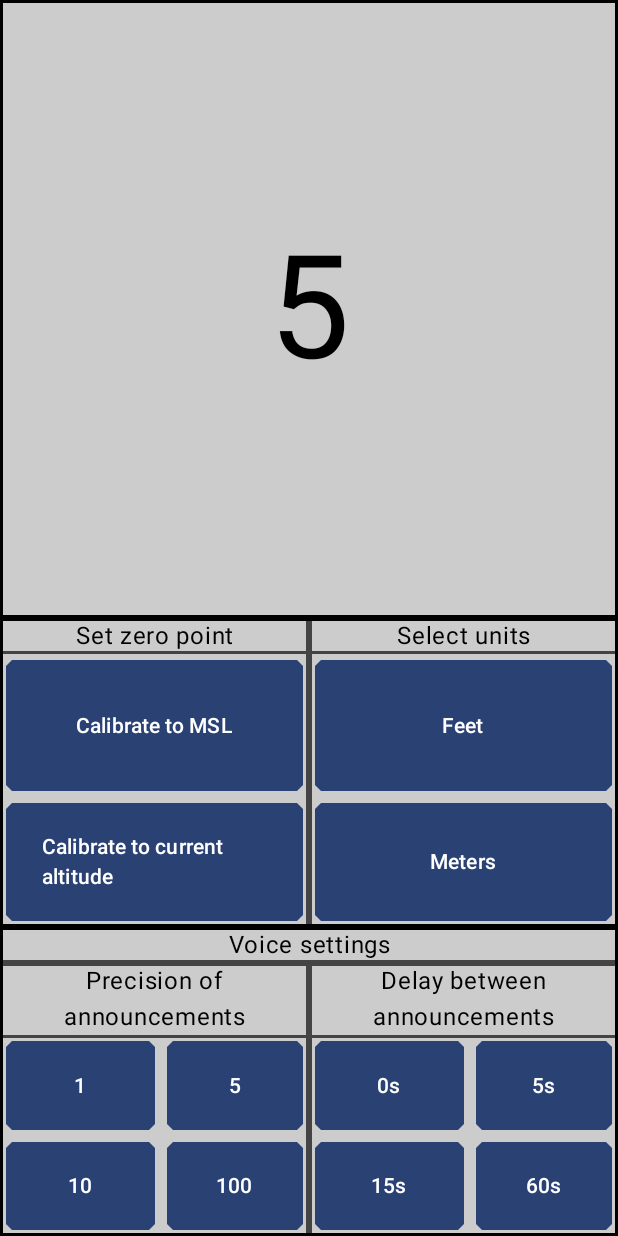
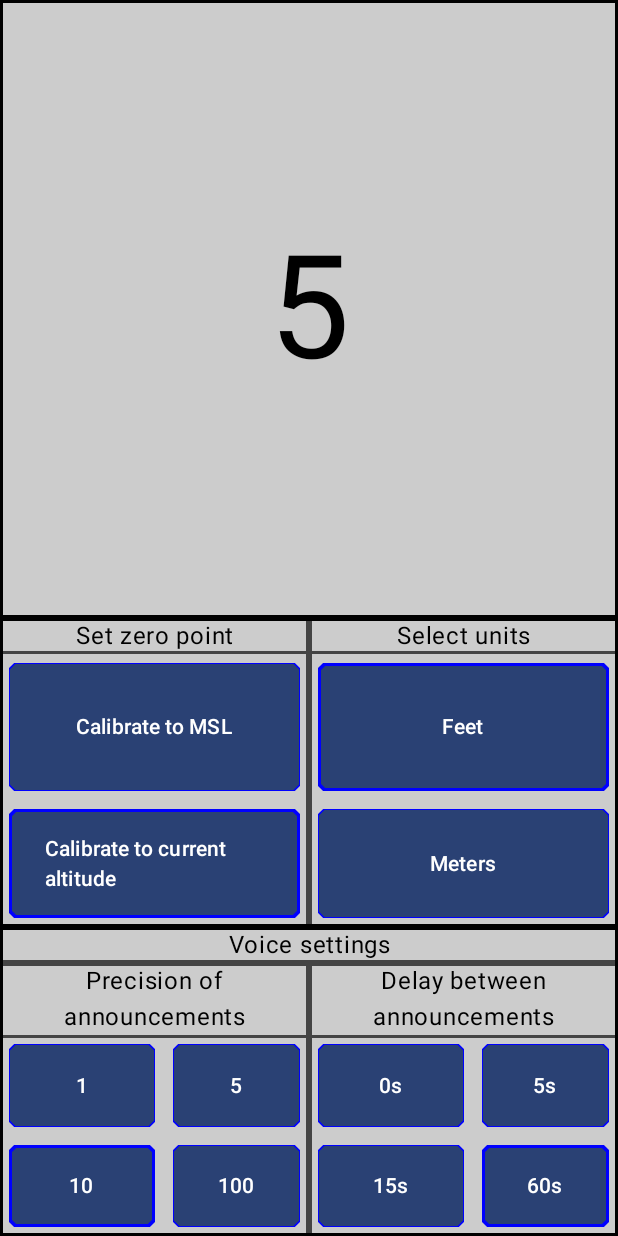
Before and after one commit to ITotallyExist/AudibleAltimeter, an Android app built with Jetpack Compose: the screen it shows after launch (MainActivity), after a tap on "Calibrate to current altitude", on a phone screen of 412 x 824 dp. Run offline under Robolectric (Android 15) with nearby library versions, the phone set to English and light mode, and no system bars.

Commit message:
app now shows which option is currently selected for each setting

```diff
--- a/app/src/main/java/com/gregsite/audiblealtimeter/MainActivity.kt
+++ b/app/src/main/java/com/gregsite/audiblealtimeter/MainActivity.kt
@@ -5,6 +5,7 @@ import android.view.Window
 import androidx.activity.ComponentActivity
 import androidx.activity.compose.setContent
 import androidx.activity.enableEdgeToEdge
+import androidx.compose.foundation.BorderStroke
 import androidx.compose.foundation.background
 import androidx.compose.foundation.border
 import androidx.compose.foundation.layout.Column
@@ -17,6 +18,8 @@ import androidx.compose.foundation.shape.CutCornerShape
 import androidx.compose.material3.Button
 import androidx.compose.material3.Text
 import androidx.compose.runtime.Composable
+import androidx.compose.runtime.mutableStateOf
+import androidx.compose.runtime.remember
 import androidx.compose.ui.Modifier
 import androidx.compose.ui.graphics.Color
 import androidx.compose.ui.text.style.TextAlign
@@ -27,9 +30,11 @@ import androidx.core.view.WindowCompat
 import androidx.core.view.WindowInsetsCompat
 import androidx.core.view.WindowInsetsControllerCompat
 import com.gregsite.audiblealtimeter.ui.theme.AudibleAltimeterTheme
+import androidx.compose.runtime.getValue
+import androidx.compose.runtime.setValue
 
 class MainActivity : ComponentActivity() {
-    private var calibration = 0; //current calibration altitude
+    private var calibrationAlt = 0f; //current calibration altitude
 
     private var usingFeet = true; //true for feet, false for meters
 
@@ -52,12 +57,12 @@ class MainActivity : ComponentActivity() {
 
     //set altimeter calibration to MSL
     fun setCalibrationMSL(){
-        this.calibration = 0;
+        this.calibrationAlt = 0f;
     }
 
     //set altimeter calibration to current location
     fun setCalibrationCurrent(){
-        this.calibration = getCurrentAlt();
+        this.calibrationAlt = getCurrentAlt();
     }
 
     //set units to feet (true) or meters (false)
@@ -79,6 +84,18 @@ class MainActivity : ComponentActivity() {
     fun setAnnouncementDelay(delay: Float){
         this.delayTime = delay;
     }
+
+    fun getRoundedUnitCalibratedAlt(): Int{
+        return Math.round(this.getUnitCalibratedAlt()/this.precision) * this.precision;
+    }
+
+    fun getUnitCalibratedAlt(): Float{
+        if (usingFeet){
+            return (convertToFt(getCurrentAlt()) - this.calibrationAlt);
+        } else {
+            return (getCurrentAlt() - this.calibrationAlt);
+        }
+    }
 }
 
 //basic styling
@@ -86,17 +103,21 @@ class MainActivity : ComponentActivity() {
     //modifiers
 val outerGridModifier = Modifier.border(width= 2.dp, color = Color.Black).background(Color.LightGray);
 val innerGridModifier = Modifier.border(width= 2.dp, color = Color.DarkGray).background(Color.LightGray);
-val buttonModifier = Modifier.padding(4.dp)
+val buttonModifier = Modifier.padding(6.dp)
 
     //shapes
 val buttonShape = CutCornerShape(4.dp);
+
+    //colors
+val selectedColor = Color.Blue;
 
 fun convertToFt(numberInMeters: Float): Float{
     return (numberInMeters*3.28084f);
 }
 
-fun getCurrentAlt(): Int {
-    return (5);
+fun getCurrentAlt(): Float {
+    //TODO
+    return (5f);
 }
 
 fun fullscreenMode(window: Window) {
@@ -122,10 +143,21 @@ fun MainLayout(mainActivity: MainActivity) {
                 //header
                 Text("Set zero point", textAlign = TextAlign.Center, modifier = innerGridModifier.fillMaxWidth())
 
-                Button(modifier = buttonModifier.fillMaxHeight(0.5f).fillMaxWidth(), shape = buttonShape, onClick = {mainActivity.setCalibrationMSL()}){
+                //to show which button is selected (adjusts the border width to give selected button a border)
+                var mslSelected by remember { mutableStateOf(2.dp) }
+                var currentSelected by remember { mutableStateOf(0.dp) }
+
+                Button(modifier = buttonModifier.fillMaxHeight(0.5f).fillMaxWidth(), shape = buttonShape, onClick = {mainActivity.setCalibrationMSL();
+                    mslSelected = 2.dp;
+                    currentSelected = 0.dp;
+                                                                                                                    }, border = BorderStroke(mslSelected, selectedColor)){
                     Text("Calibrate to MSL")
                 }
-                Button(modifier = buttonModifier.fillMaxHeight().fillMaxWidth(), shape = buttonShape, onClick = {mainActivity.setCalibrationCurrent()}){
+                Button(modifier = buttonModifier.fillMaxHeight().fillMaxWidth(), shape = buttonShape, onClick = {
+                    mainActivity.setCalibrationCurrent();
+                    mslSelected = 0.dp;
+                    currentSelected = 2.dp;
+                                                                                                                }, border = BorderStroke(currentSelected, selectedColor)){
                     Text("Calibrate to current altitude")
                 }
             }
@@ -136,10 +168,22 @@ fun MainLayout(mainActivity: MainActivity) {
                     Text("Select units", textAlign = TextAlign.Center, modifier = innerGridModifier.fillMaxWidth())
                     //choices
                     Column (modifier = Modifier.fillMaxHeight().fillMaxWidth()){
-                        Button(modifier = buttonModifier.fillMaxHeight(0.5f).fillMaxWidth(), shape = buttonShape, onClick = {mainActivity.setUsingFeet(true)}){
+                        //to show which button is selected (adjusts the border width to give selected button a border)
+                        var feetSelected by remember { mutableStateOf(2.dp) }
+                        var metersSelected by remember { mutableStateOf(0.dp) }
+
+                        Button(modifier = buttonModifier.fillMaxHeight(0.5f).fillMaxWidth(), shape = buttonShape, onClick = {
+                            mainActivity.setUsingFeet(true);
+                            feetSelected = 2.dp;
+                            metersSelected = 0.dp;
+                                                                                                                            }, border = BorderStroke(feetSelected, selectedColor)){
                             Text("Feet")
                         }
-                        Button(modifier = buttonModifier.fillMaxHeight().fillMaxWidth(), shape = buttonShape, onClick = {mainActivity.setUsingFeet(false)}){
+                        Button(modifier = buttonModifier.fillMaxHeight().fillMaxWidth(), shape = buttonShape, onClick = {
+                            mainActivity.setUsingFeet(false);
+                            feetSelected = 0.dp;
+                            metersSelected = 2.dp;
+                                                                                                                        }, border = BorderStroke(metersSelected, selectedColor)){
                             Text("Meters")
                         }
                     }
@@ -162,20 +206,47 @@ fun MainLayout(mainActivity: MainActivity) {
 
                     //buttons
                     Row(modifier = innerGridModifier.fillMaxHeight().fillMaxWidth()){
+                        var selected1 by remember { mutableStateOf(0.dp) }
+                        var selected5 by remember { mutableStateOf(0.dp) }
+                        var selected10 by remember { mutableStateOf(2.dp) }
+                        var selected100 by remember { mutableStateOf(0.dp) }
+
                         Column(modifier = innerGridModifier.fillMaxHeight().fillMaxWidth()) {
                             Row(modifier = Modifier.fillMaxHeight(0.5f).fillMaxWidth()) {
-                                Button(modifier = buttonModifier.fillMaxHeight().fillMaxWidth(0.5f), shape = buttonShape, onClick = { mainActivity.setAnnouncementPrecision(1) }) {
+                                Button(modifier = buttonModifier.fillMaxHeight().fillMaxWidth(0.5f), shape = buttonShape, onClick = {
+                                    mainActivity.setAnnouncementPrecision(1);
+                                    selected1 = 2.dp;
+                                    selected5 = 0.dp;
+                                    selected10 = 0.dp;
+                                    selected100 = 0.dp;
+                                }, border = BorderStroke(selected1, selectedColor)) {
                                     Text("1")
                                 }
-                                Button(modifier = buttonModifier.fillMaxHeight().fillMaxWidth(), shape = buttonShape, onClick = { mainActivity.setAnnouncementPrecision(5) }) {
+                                Button(modifier = buttonModifier.fillMaxHeight().fillMaxWidth(), shape = buttonShape, onClick = {
+                                    mainActivity.setAnnouncementPrecision(5);
+                                    selected1 = 0.dp;
+                                    selected5 = 2.dp;
+                                    selected10 = 0.dp;
+                                    selected100 = 0.dp;
+                                }, border = BorderStroke(selected5, selectedColor)) {
                                     Text("5")
                                 }
                             }
                             Row(modifier = Modifier.fillMaxHeight().fillMaxWidth()) {
-                                Button(modifier = buttonModifier.fillMaxHeight().fillMaxWidth(0.5f), shape = buttonShape, onClick = { mainActivity.setAnnouncementPrecision(10) }) {
+                                Button(modifier = buttonModifier.fillMaxHeight().fillMaxWidth(0.5f), shape = buttonShape, onClick = {
+                                    mainActivity.setAnnouncementPrecision(10);
+                                    selected1 = 0.dp;
+                                    selected5 = 0.dp;
+                                    selected10 = 2.dp;
+                                    selected100 = 0.dp; }, border = BorderStroke(selected10, selectedColor)) {
                                     Text("10")
                                 }
-                                Button(modifier = buttonModifier.fillMaxHeight().fillMaxWidth(), shape = buttonShape, onClick = { mainActivity.setAnnouncementPrecision(100) }) {
+                                Button(modifier = buttonModifier.fillMaxHeight().fillMaxWidth(), shape = buttonShape, onClick = {
+                                    mainActivity.setAnnouncementPrecision(100);
+                                    selected1 = 0.dp;
+                                    selected5 = 0.dp;
+                                    selected10 = 0.dp;
+                                    selected100 = 2.dp; }, border = BorderStroke(selected100, selectedColor)) {
                                     Text("100")
                                 }
                             }
@@ -187,22 +258,49 @@ fun MainLayout(mainActivity: MainActivity) {
                 Column (innerGridModifier.fillMaxHeight().fillMaxWidth()) {
                     //header (height is one quarter of the voice area's height, but we need to account for the earlier header)
                     Text("Delay between announcements", textAlign = TextAlign.Center, modifier = Modifier.fillMaxWidth())
-
+                    var selected0 by remember { mutableStateOf(0.dp) }
+                    var selected5 by remember { mutableStateOf(0.dp) }
+                    var selected15 by remember { mutableStateOf(0.dp) }
+                    var selected60 by remember { mutableStateOf(2.dp) }
                     //buttons
                     Column(modifier = innerGridModifier.fillMaxHeight().fillMaxWidth()) {
                         Row(modifier = Modifier.fillMaxHeight(0.5f).fillMaxWidth()) {
-                            Button(modifier = buttonModifier.fillMaxHeight().fillMaxWidth(0.5f), shape = buttonShape, onClick = { mainActivity.setAnnouncementDelay(0f) }) {
+                            Button(modifier = buttonModifier.fillMaxHeight().fillMaxWidth(0.5f), shape = buttonShape, onClick = {
+                                mainActivity.setAnnouncementDelay(0f);
+                                selected0 = 2.dp;
+                                selected5 = 0.dp;
+                                selected15 = 0.dp;
+                                selected60 = 0.dp;
+                            }, border = BorderStroke(selected0, selectedColor)) {
                                 Text("0s")
                             }
-                            Button(modifier = buttonModifier.fillMaxHeight().fillMaxWidth(), shape = buttonShape, onClick = { mainActivity.setAnnouncementDelay(5f) }) {
+                            Button(modifier = buttonModifier.fillMaxHeight().fillMaxWidth(), shape = buttonShape, onClick = {
+                                mainActivity.setAnnouncementDelay(5f);
+                                selected0 = 0.dp;
+                                selected5 = 2.dp;
+                                selected15 = 0.dp;
+                                selected60 = 0.dp;
+                            }, border = BorderStroke(selected5, selectedColor)) {
                                 Text("5s")
                             }
                         }
                         Row(modifier = Modifier.fillMaxHeight().fillMaxWidth()) {
-                            Button(modifier = buttonModifier.fillMaxHeight().fillMaxWidth(0.5f), shape = buttonShape, onClick = { mainActivity.setAnnouncementDelay(15f) }) {
+                            Button(modifier = buttonModifier.fillMaxHeight().fillMaxWidth(0.5f), shape = buttonShape, onClick = {
+                                mainActivity.setAnnouncementDelay(15f);
+                                selected0 = 0.dp;
+                                selected5 = 0.dp;
+                                selected15 = 2.dp;
+                                selected60 = 0.dp;
+                            }, border = BorderStroke(selected15, selectedColor)) {
                                 Text("15s")
                             }
-                            Button(modifier = buttonModifier.fillMaxHeight().fillMaxWidth(), shape = buttonShape, onClick = { mainActivity.setAnnouncementDelay(60f) }) {
+                            Button(modifier = buttonModifier.fillMaxHeight().fillMaxWidth(), shape = buttonShape, onClick = {
+                                mainActivity.setAnnouncementDelay(60f);
+                                selected0 = 0.dp;
+                                selected5 = 0.dp;
+                                selected15 = 0.dp;
+                                selected60 = 2.dp;
+                            }, border = BorderStroke(selected60, selectedColor)) {
                                 Text("60s")
                             }
                         }
```
